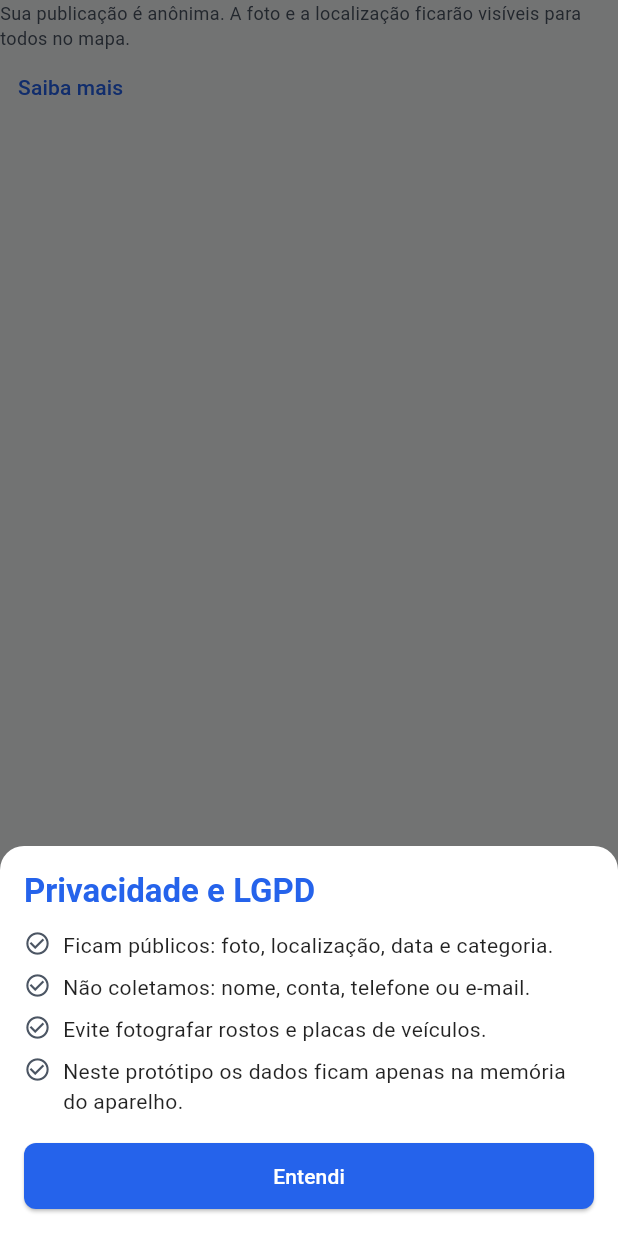
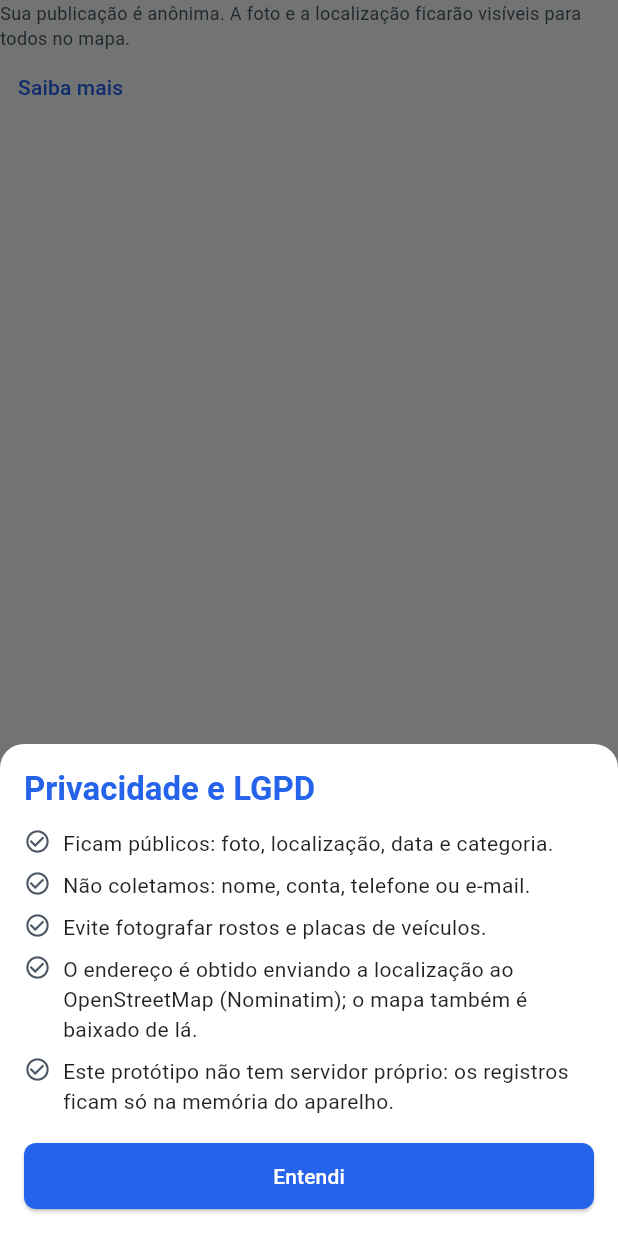
Before and after one commit to kauaamado/voz_urbana, a Flutter app: the PrivacyNotice widget shown alone on an empty page, opened directly, after a tap on "Saiba mais", on a phone screen of 412 x 824 dp. Run offline on Flutter 3.47's test engine with Material 3 defaults, Android fonts, the phone set to English and light mode, and no system bars; our stand-ins replace flutter_map, geolocator, image_picker, latlong2.

Commit message:
fix(ui): barra do filtro em largura total e textos de privacidade fiéis ao código

```diff
--- a/lib/widgets/filter_bar.dart
+++ b/lib/widgets/filter_bar.dart
@@ -30,6 +30,7 @@ class FilterBar extends StatelessWidget {
     final count = provider.hasActiveFilter ? provider.occurrences.length : 0;
 
     return Container(
+      width: double.infinity, // ocupa a largura toda também dentro de uma Column
       color: DesignSystem.surface,
       padding: const EdgeInsets.symmetric(horizontal: 16, vertical: 8),
       child: Wrap(
--- a/lib/widgets/privacy_notice.dart
+++ b/lib/widgets/privacy_notice.dart
@@ -9,7 +9,8 @@ class PrivacyNotice extends StatelessWidget {
     'Ficam públicos: foto, localização, data e categoria.',
     'Não coletamos: nome, conta, telefone ou e-mail.',
     'Evite fotografar rostos e placas de veículos.',
-    'Neste protótipo os dados ficam apenas na memória do aparelho.',
+    'O endereço é obtido enviando a localização ao OpenStreetMap (Nominatim); o mapa também é baixado de lá.',
+    'Este protótipo não tem servidor próprio: os registros ficam só na memória do aparelho.',
   ];
 
   void _showDetails(BuildContext context) {
```
Also changed, not shown: 3 other files.
